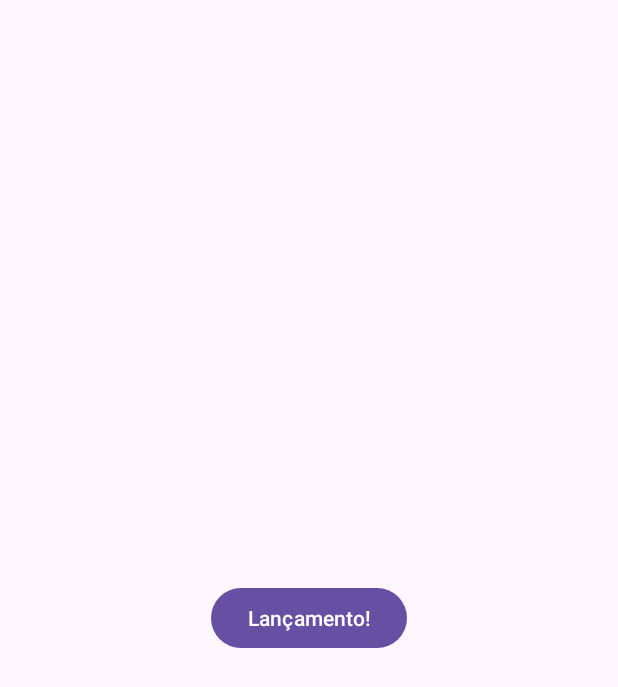
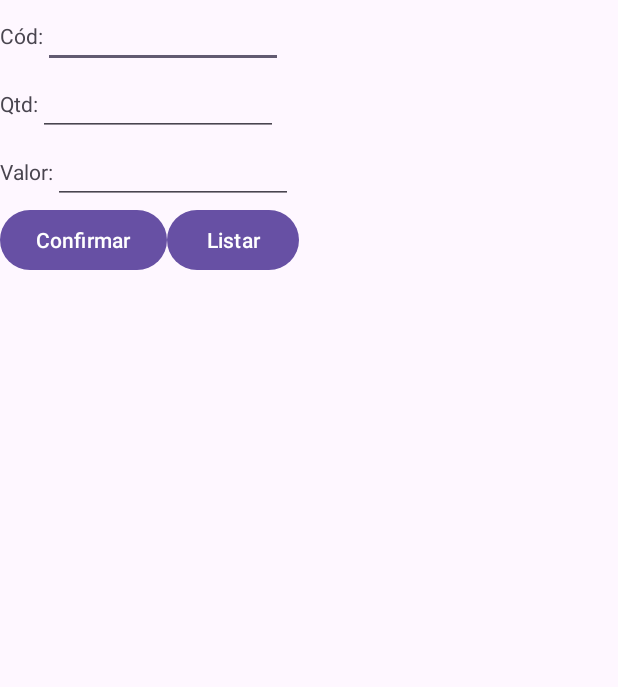
Before and after one commit to RSouzaTi/TrocaTela-posmoveis2025, an Android app: the screen it shows after launch (MainActivity before the commit, LancamentoActivity after it), after a tap on "Lançamento!", on a phone screen of 412 x 824 dp. Shown: the top 687 px of the screen. Run offline under Robolectric (Android 15) with nearby library versions, the phone set to English and light mode, and no system bars.

Commit message:
Aplicativo com a tela de Lançamento desenhada, porém, não funciona os botãoes de lançamento ainda. Botão da tela principal já chama a tela de lançamento.

```diff
--- a/app/src/main/AndroidManifest.xml
+++ b/app/src/main/AndroidManifest.xml
@@ -12,6 +12,9 @@
         android:supportsRtl="true"
         android:theme="@style/Theme.TrocaTelaposmoveis2025">
         <activity
+            android:name=".LancamentoActivity"
+            android:exported="false" />
+        <activity
             android:name=".MainActivity"
             android:exported="true">
             <intent-filter>
--- /dev/null
+++ b/app/src/main/java/br/edu/utfpr/trocatela_posmoveis2025/LancamentoActivity.kt
@@ -0,0 +1,24 @@
+package br.edu.utfpr.trocatela_posmoveis2025
+
+import android.os.Bundle
+import android.view.View
+import androidx.activity.enableEdgeToEdge
+import androidx.appcompat.app.AppCompatActivity
+import androidx.core.view.ViewCompat
+import androidx.core.view.WindowInsetsCompat
+
+class LancamentoActivity : AppCompatActivity() {
+    override fun onCreate(savedInstanceState: Bundle?) {
+        super.onCreate(savedInstanceState)
+        enableEdgeToEdge()
+        setContentView(R.layout.activity_lancamento)
+        ViewCompat.setOnApplyWindowInsetsListener(findViewById(R.id.main)) { v, insets ->
+            val systemBars = insets.getInsets(WindowInsetsCompat.Type.systemBars())
+            v.setPadding(systemBars.left, systemBars.top, systemBars.right, systemBars.bottom)
+            insets
+        }
+    }
+
+    fun btConfirmarOnClick(view: View) {}
+    fun btListarOnClick(view: View) {}
+}
--- a/app/src/main/java/br/edu/utfpr/trocatela_posmoveis2025/MainActivity.kt
+++ b/app/src/main/java/br/edu/utfpr/trocatela_posmoveis2025/MainActivity.kt
@@ -1,23 +1,21 @@
 package br.edu.utfpr.trocatela_posmoveis2025
 
+import android.content.Intent
 import android.os.Bundle
 import android.view.View
 import androidx.activity.enableEdgeToEdge
 import androidx.appcompat.app.AppCompatActivity
-import androidx.core.view.ViewCompat
-import androidx.core.view.WindowInsetsCompat
 
 class MainActivity : AppCompatActivity() {
     override fun onCreate(savedInstanceState: Bundle?) {
         super.onCreate(savedInstanceState)
         enableEdgeToEdge()
         setContentView(R.layout.activity_main)
-        ViewCompat.setOnApplyWindowInsetsListener(findViewById(R.id.main)) { v, insets ->
-            val systemBars = insets.getInsets(WindowInsetsCompat.Type.systemBars())
-            v.setPadding(systemBars.left, systemBars.top, systemBars.right, systemBars.bottom)
-            insets
-        }
     }
 
-    fun btLançamentoOnClick(view: View) {}
+fun btLançamentoOnClick(view: View) {
+    val intent = Intent(this, LancamentoActivity::class.java)
+    startActivity(intent)
+
 }
+}
--- /dev/null
+++ b/app/src/main/res/layout/activity_lancamento.xml
@@ -0,0 +1,80 @@
+<?xml version="1.0" encoding="utf-8"?>
+<LinearLayout xmlns:android="http://schemas.android.com/apk/res/android"
+    xmlns:app="http://schemas.android.com/apk/res-auto"
+    xmlns:tools="http://schemas.android.com/tools"
+    android:id="@+id/main"
+    android:layout_width="match_parent"
+    android:layout_height="match_parent"
+    android:orientation="vertical"
+    tools:context=".LancamentoActivity">
+
+    <LinearLayout
+        android:layout_width="wrap_content"
+        android:layout_height="wrap_content"
+        android:orientation="horizontal">
+
+        <TextView
+            android:layout_width="wrap_content"
+            android:layout_height="wrap_content"
+            android:text="Cód:" />
+
+        <EditText
+            android:id="@+id/etCod"
+            android:layout_width="160dp"
+            android:layout_height="wrap_content"
+            android:inputType="number" />
+    </LinearLayout>
+
+    <LinearLayout
+        android:layout_width="wrap_content"
+        android:layout_height="wrap_content"
+        android:orientation="horizontal">
+
+        <TextView
+            android:layout_width="wrap_content"
+            android:layout_height="wrap_content"
+            android:text="Qtd:" />
+
+        <EditText
+            android:id="@+id/etQtd"
+            android:layout_width="160dp"
+            android:layout_height="wrap_content"
+            android:inputType="number" />
+    </LinearLayout>
+
+    <LinearLayout
+        android:layout_width="wrap_content"
+        android:layout_height="wrap_content"
+        android:orientation="horizontal">
+
+        <TextView
+            android:layout_width="wrap_content"
+            android:layout_height="wrap_content"
+            android:text="Valor:" />
+
+        <EditText
+            android:id="@+id/etValor"
+            android:layout_width="160dp"
+            android:layout_height="wrap_content"
+            android:inputType="numberDecimal" />
+    </LinearLayout>
+
+    <LinearLayout
+        android:layout_width="wrap_content"
+        android:layout_height="wrap_content"
+        android:orientation="horizontal">
+
+        <Button
+            android:layout_width="wrap_content"
+            android:layout_height="wrap_content"
+            android:text="Confirmar"
+            android:onClick="btConfirmarOnClick"
+            />
+        <Button
+            android:layout_width="wrap_content"
+            android:layout_height="wrap_content"
+            android:text="Listar"
+            android:onClick="btListarOnClick"
+            />
+            </LinearLayout>
+</LinearLayout>
```
